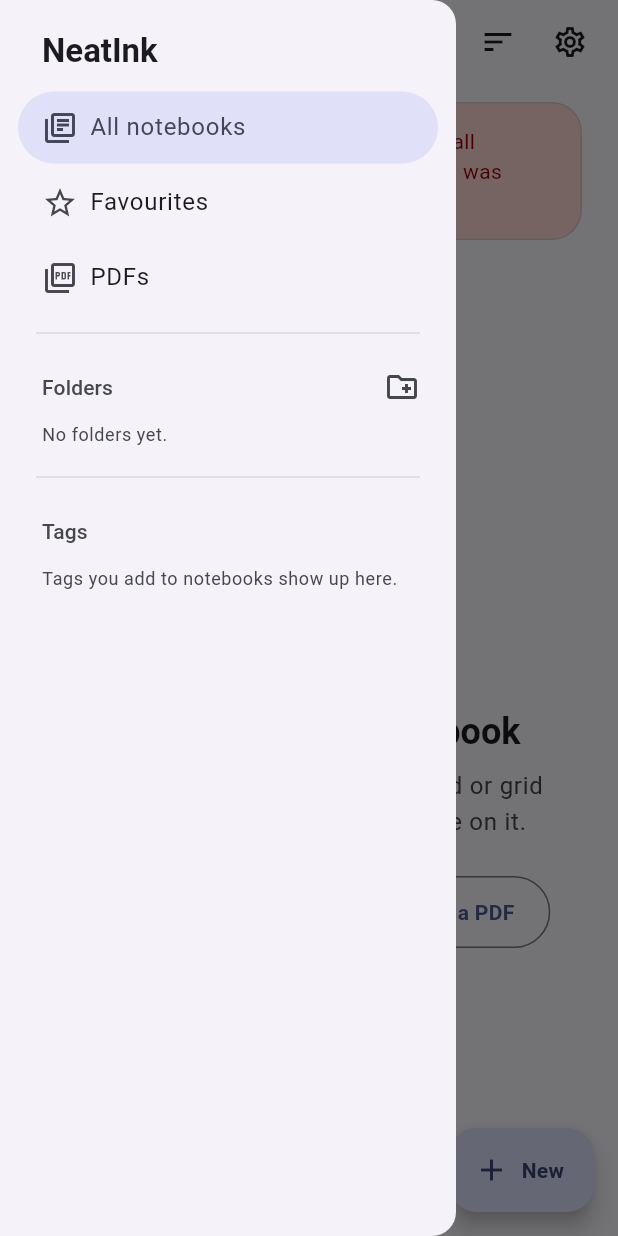
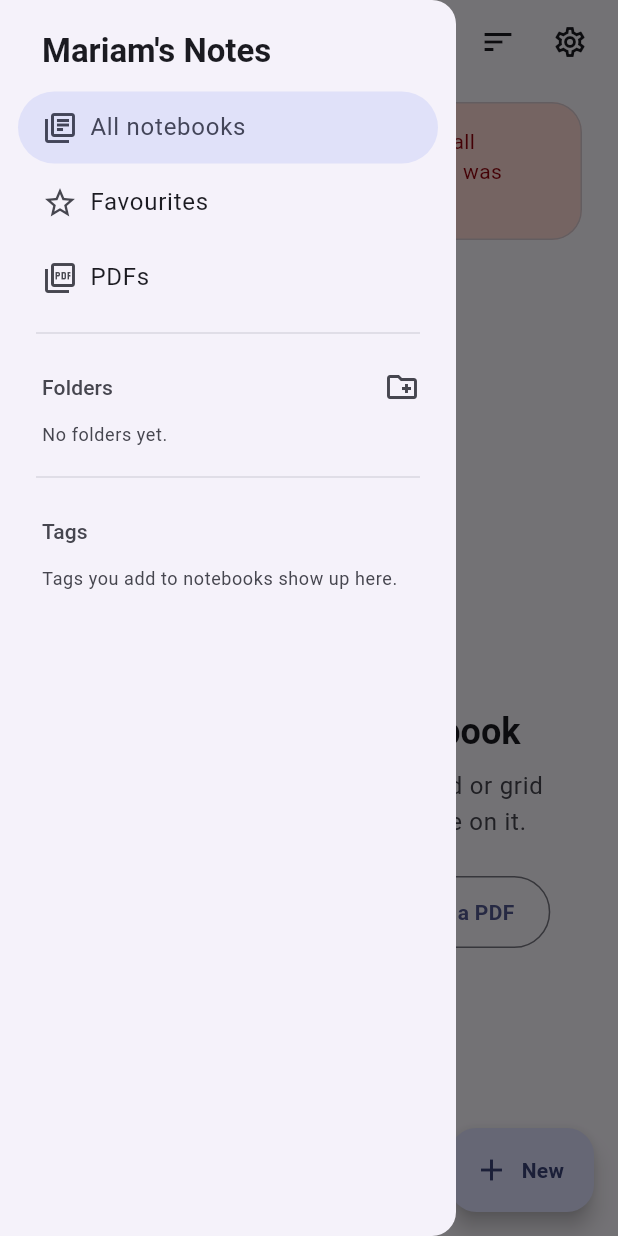
Before and after one commit to MalekBaghdadi/NeatInk, a Flutter app: the screen it shows after launch, with the side drawer open, on a phone screen of 412 x 824 dp. Run offline on Flutter 3.47's test engine with Material 3 defaults, Android fonts, the phone set to English and light mode, and no system bars; our stand-ins replace file_picker, flutter_riverpod, share_plus, shared_preferences; missing offline and left inert: pdfrx, perfect_freehand; statements that could not run were skipped.

Commit message:
Rename user-facing app to Mariam's Notes; pink flower icon
Package, repo and storage folder keep the NeatInk name.

Co-Authored-By: Claude Sonnet 5.5 <noreply@anthropic.com>

```diff
--- a/lib/app/app_info.dart
+++ b/lib/app/app_info.dart
@@ -3,7 +3,7 @@
 /// Keep [version] and [buildNumber] in sync with `version:` in pubspec.yaml
 /// (`1.0.0+1` → version `1.0.0`, build `1`).
 abstract final class AppInfo {
-  static const String name = 'NeatInk';
+  static const String name = "Mariam's Notes";
   static const String version = '1.0.0';
   static const int buildNumber = 1;
 
@@ -17,5 +17,5 @@ abstract final class AppInfo {
 
   static const String legalese =
       'Your notebooks never leave this device. '
-      'NeatInk is built with open-source software; see the licenses below.';
+      "Mariam's Notes is built with open-source software; see the licenses below.";
 }
--- a/lib/app/error_views.dart
+++ b/lib/app/error_views.dart
@@ -44,7 +44,7 @@ class StartupErrorApp extends StatelessWidget {
                         Icon(Icons.error_outline_rounded,
                             size: 48, color: scheme.error),
                         const SizedBox(height: 16),
-                        Text("NeatInk couldn't start",
+                        Text("${AppInfo.name} couldn't start",
                             style: theme.textTheme.headlineSmall),
                         const SizedBox(height: 8),
                         Text(
--- a/lib/features/editor/editor_controller.dart
+++ b/lib/features/editor/editor_controller.dart
@@ -300,7 +300,7 @@ class EditorController extends ChangeNotifier {
           'disk.';
     }
     if (e is FormatException) {
-      return 'This notebook was saved by a newer version of NeatInk, or its '
+      return "This notebook was saved by a newer version of Mariam's Notes, or its "
           'data is damaged. Nothing was changed on disk.';
     }
     return "The notebook couldn't be opened: $e";
--- a/lib/features/editor/editor_screen.dart
+++ b/lib/features/editor/editor_screen.dart
@@ -84,7 +84,7 @@ class _EditorScreenState extends ConsumerState<EditorScreen>
     if (!mounted || _warnedAboutSaveError) return;
     _warnedAboutSaveError = true;
     ScaffoldMessenger.of(context).showSnackBar(const SnackBar(
-      content: Text("Your latest changes couldn't be saved. NeatInk will "
+      content: Text("Your latest changes couldn't be saved. Mariam's Notes will "
           'keep trying.'),
     ));
   }
--- a/lib/features/editor/integrations/text_images/image_normalizer.dart
+++ b/lib/features/editor/integrations/text_images/image_normalizer.dart
@@ -62,7 +62,7 @@ Future<NormalizedImage> normalizeImage(
       descriptor = await ui.ImageDescriptor.encoded(buffer);
     } catch (_) {
       throw const ImageImportException(
-          "That file isn't a picture NeatInk can open.");
+          "That file isn't a picture Mariam's Notes can open.");
     }
     final rawWidth = descriptor.width, rawHeight = descriptor.height;
     final tooBig = math.max(rawWidth, rawHeight) > maxSide;
--- a/lib/features/library/widgets/library_side_panel.dart
+++ b/lib/features/library/widgets/library_side_panel.dart
@@ -1,5 +1,6 @@
 import 'package:flutter/material.dart';
 
+import '../../../app/app_info.dart';
 import '../../../document/notebook_meta.dart';
 import '../library_state.dart';
 import 'library_menus.dart';
@@ -102,7 +103,7 @@ class _LibrarySidePanelState extends State<LibrarySidePanel> {
         if (widget.inDrawer)
           Padding(
             padding: const EdgeInsets.fromLTRB(28, 12, 16, 12),
-            child: Text('NeatInk', style: theme.textTheme.titleLarge),
+            child: Text(AppInfo.name, style: theme.textTheme.titleLarge),
           ),
         _NavRow(
           key: const Key('nav-all'),
--- a/lib/features/lock/pin_lock_screen.dart
+++ b/lib/features/lock/pin_lock_screen.dart
@@ -16,7 +16,7 @@ class PinLockScreen extends StatelessWidget {
     return Scaffold(
       body: SafeArea(
         child: VerifyPinView(
-          title: 'NeatInk is locked',
+          title: "Mariam's Notes is locked",
           subtitle: 'Enter your PIN to open your notebooks.',
           submitLabel: 'Unlock',
           onVerified: onUnlocked,
@@ -33,9 +33,9 @@ class ForgotPinHelp extends StatefulWidget {
 
   /// What happens when the PIN is forgotten. Also shown in Settings.
   static const String explanation =
-      "A forgotten PIN can't be recovered: NeatInk keeps no copy of it and "
+      "A forgotten PIN can't be recovered: Mariam's Notes keeps no copy of it and "
       'has no account to reset it with. The only way back in is to clear '
-      "NeatInk's data in Android Settings › Apps › NeatInk › Storage, which "
+      "Mariam's Notes' data in Android Settings › Apps › Mariam's Notes › Storage, which "
       'permanently deletes all your notebooks.';
 
   @override
```
Also changed, not shown: docs/icon-512.png (added), 18 other files.
